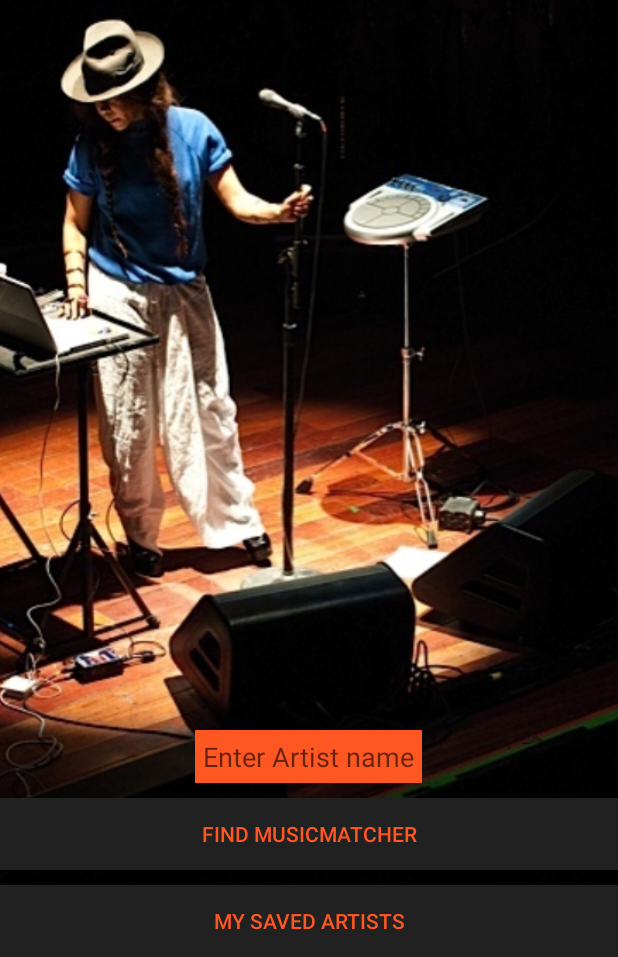
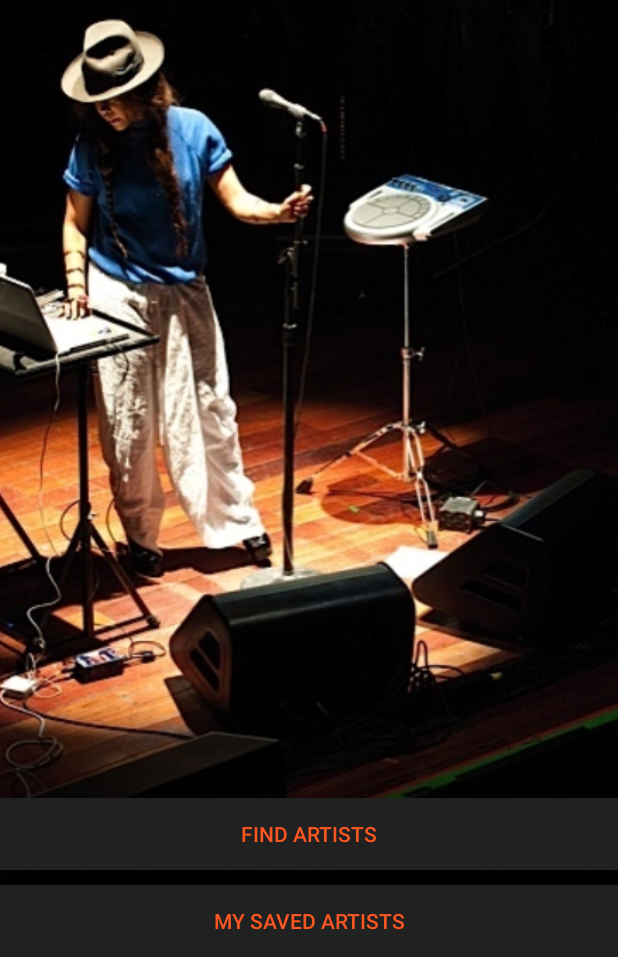
Before and after one commit to kavata9/MyMusicMatcher, an Android app: the layout activity_main.xml on its own in the app's theme, with its tools: preview values and no code run, on a phone screen of 412 x 824 dp, the part 279-1236 px from its top. Run offline under Robolectric (Android 15) with nearby library versions, the phone set to English and light mode, and no system bars.

Commit message:
add changes on search widge button

```diff
--- a/app/src/main/AndroidManifest.xml
+++ b/app/src/main/AndroidManifest.xml
@@ -11,7 +11,7 @@
         android:roundIcon="@mipmap/ic_launcher_round"
         android:supportsRtl="true"
         android:theme="@style/AppTheme">
-        <activity android:name=".ui.LogInActivity">
+        <activity android:name=".ui.MainActivity">
             <intent-filter>
                 <action android:name="android.intent.action.MAIN" />
 
@@ -23,7 +23,7 @@
                 android:name="android.support.PARENT_ACTIVITY"
                 android:value="com.music.agnes.mymusicmatcher.ui.MusicSelectorListActivity" />
         </activity>
-        <activity android:name=".ui.MainActivity" ></activity>
+        <activity android:name=".ui.LogInActivity" ></activity>
         <activity android:name=".ui.AboutActivity" />
         <activity android:name=".ui.MusicDetailActivity" />
         <activity android:name=".ui.SavedArtistListActivity" />
--- a/app/src/main/java/com/music/agnes/mymusicmatcher/Constants.java
+++ b/app/src/main/java/com/music/agnes/mymusicmatcher/Constants.java
@@ -5,6 +5,7 @@ public class Constants {
     public static final String MUSIC_BASE_URL = "http://api.musixmatch.com/ws/1.1/track.search";
     public static final String MUSIC_QUERY_PARAMETER = "q_artist";
     public static final String PARAM_KEY = "apikey";
+    public static final String PREFERENCES_ARTIST_KEY = "artist";
     public static final String FIREBASE_CHILD_SEARCHED_ARTIST = "searchedArtist";
     public static final String FIREBASE_CHILD_ARTISTS = "artists";
 }
--- a/app/src/main/java/com/music/agnes/mymusicmatcher/adapters/FirebaseMusicViewHolder.java
+++ b/app/src/main/java/com/music/agnes/mymusicmatcher/adapters/FirebaseMusicViewHolder.java
@@ -39,12 +39,12 @@ public class FirebaseMusicViewHolder extends RecyclerView.ViewHolder implements
 
         TextView ArtistNameTextView =  mView.findViewById(R.id.ArtistNameTextView);
         TextView AlbumNameTextView =  mView.findViewById(R.id.AlbumNameTextView);
-        TextView ratingTextView =  mView.findViewById(R.id.ratingTextView);
+//        TextView ratingTextView =  mView.findViewById(R.id.ratingTextView);
 
 
         ArtistNameTextView.setText(trackList.getTrack().getArtistName());
         AlbumNameTextView.setText(trackList.getTrack().getAlbumName());
-        ratingTextView.setText(trackList.getTrack().getTrackRating());
+//        ratingTextView.setText(trackList.getTrack().getTrackRating());
 
 
     }
--- a/app/src/main/java/com/music/agnes/mymusicmatcher/adapters/MusicListAdapter.java
+++ b/app/src/main/java/com/music/agnes/mymusicmatcher/adapters/MusicListAdapter.java
@@ -55,7 +55,7 @@ public class MusicListAdapter extends RecyclerView.Adapter<MusicListAdapter.Trac
     public class TrackViewHolder extends RecyclerView.ViewHolder implements View.OnClickListener {
         @BindView(R.id.musicsImageView) ImageView mMusicsImageView;
         @BindView(R.id.MusicNameTextView) TextView mMusicNameTextView;
-        @BindView(R.id.TrackNameTextView) TextView mTrackTextView;
+//        @BindView(R.id.TrackNameTextView) TextView mTrackTextView;
         @BindView(R.id.ArtistNameTextView) TextView mArtistTextView;
         @BindView(R.id.GenresNameTextView) TextView mCategoryTextView;
         @BindView(R.id.ratingTextView) TextView mRatingTextView;
@@ -75,7 +75,7 @@ public class MusicListAdapter extends RecyclerView.Adapter<MusicListAdapter.Trac
         public void bindTrack(TrackList trackList) {
 
 
-            mTrackTextView.setText(trackList.getTrack().getTrackName());
+//            mTrackTextView.setText(trackList.getTrack().getTrackName());
             mMusicNameTextView.setText(trackList.getTrack().getAlbumName());
             mArtistTextView.setText(trackList.getTrack().getArtistName());
             mCategoryTextView.setText(trackList.getTrack().getPrimaryGenres().toString());
--- a/app/src/main/java/com/music/agnes/mymusicmatcher/models/Track.java
+++ b/app/src/main/java/com/music/agnes/mymusicmatcher/models/Track.java
@@ -120,7 +120,7 @@ public class Track {
      PrimaryGenres primaryGenres;
     @SerializedName("secondary_genres")
     @Expose
-     SecondaryGenres secondaryGenres;
+     transient SecondaryGenres secondaryGenres;
 
     /**
      * No args constructor for use in serialization
--- a/app/src/main/res/layout/activity_main.xml
+++ b/app/src/main/res/layout/activity_main.xml
@@ -1,9 +1,10 @@
 <?xml version="1.0" encoding="utf-8"?>
 <RelativeLayout xmlns:android="http://schemas.android.com/apk/res/android"
-xmlns:tools="http://schemas.android.com/tools"
-android:layout_width="match_parent"
-android:layout_height="match_parent"
-tools:context="com.music.agnes.mymusicmatcher.ui.MainActivity">
+    xmlns:tools="http://schemas.android.com/tools"
+    android:layout_width="match_parent"
+    android:layout_height="match_parent"
+    tools:context=".ui.MainActivity"
+    android:background="#000000">
 
     <ImageView
         android:layout_width="wrap_content"
@@ -11,8 +12,6 @@ tools:context="com.music.agnes.mymusicmatcher.ui.MainActivity">
         android:id="@+id/imageView"
         android:src="@drawable/backgroundmusic"
         android:scaleType="centerCrop" />
-
-
 
     <TextView
         android:layout_width="wrap_content"
@@ -24,29 +23,17 @@ tools:context="com.music.agnes.mymusicmatcher.ui.MainActivity">
         android:textColor="@color/colorTextIcons"
         android:textSize="60sp"
         android:textStyle="bold"
-        android:id="@+id/textView"/>
-
-    <EditText
-        android:layout_width="wrap_content"
-        android:layout_height="wrap_content"
-        android:id="@+id/typeEditText"
-        android:background="@color/colorTextIcons"
-        android:layout_above="@+id/findButton"
-        android:layout_marginBottom="10dp"
-        android:padding="5dp"
-        android:hint="Enter Artist name"
-        android:layout_centerHorizontal="true" />
-
+        android:id="@+id/appNameTextView"/>
 
     <Button
         android:layout_width="match_parent"
         android:layout_height="wrap_content"
-        android:text="Find MusicMatcher"
-        android:id="@+id/findButton"
+        android:text="Find Artists"
+        android:id="@+id/findMusicMatcherButton"
         android:background="@color/colorAccent"
         android:textColor="@color/colorTextIcons"
         android:visibility="visible"
-        android:layout_above="@+id/savedArtistButton"
+        android:layout_above="@+id/savedArtistsButton"
         android:layout_alignParentLeft="true"
         android:layout_alignParentStart="true"
         android:layout_marginBottom="10dp" />
@@ -55,7 +42,7 @@ tools:context="com.music.agnes.mymusicmatcher.ui.MainActivity">
         android:layout_width="match_parent"
         android:layout_height="wrap_content"
         android:text="My Saved Artists"
-        android:id="@+id/savedArtistButton"
+        android:id="@+id/savedArtistsButton"
         android:background="@color/colorAccent"
         android:textColor="@color/colorTextIcons"
         android:visibility="visible"
@@ -63,5 +50,4 @@ tools:context="com.music.agnes.mymusicmatcher.ui.MainActivity">
         android:layout_alignParentLeft="true"
         android:layout_alignParentStart="true"/>
 
-
 </RelativeLayout>
--- a/app/src/main/res/layout/music_list_item.xml
+++ b/app/src/main/res/layout/music_list_item.xml
@@ -21,7 +21,7 @@
         <TextView
             android:layout_width="wrap_content"
             android:layout_height="wrap_content"
-            android:id="@+id/TrackNameTextView"
+            android:id="@+id/AlbumNameTextView"
             android:textSize="20dp"
             android:textStyle="bold"
             android:text="Track Name"
```
Also changed, not shown: app/src/main/java/com/music/agnes/mymusicmatcher/ui/MainActivity.java (+5 -35 lines), app/src/main/java/com/music/agnes/mymusicmatcher/ui/MusicSelectorListActivity.java (+64 -11 lines).
